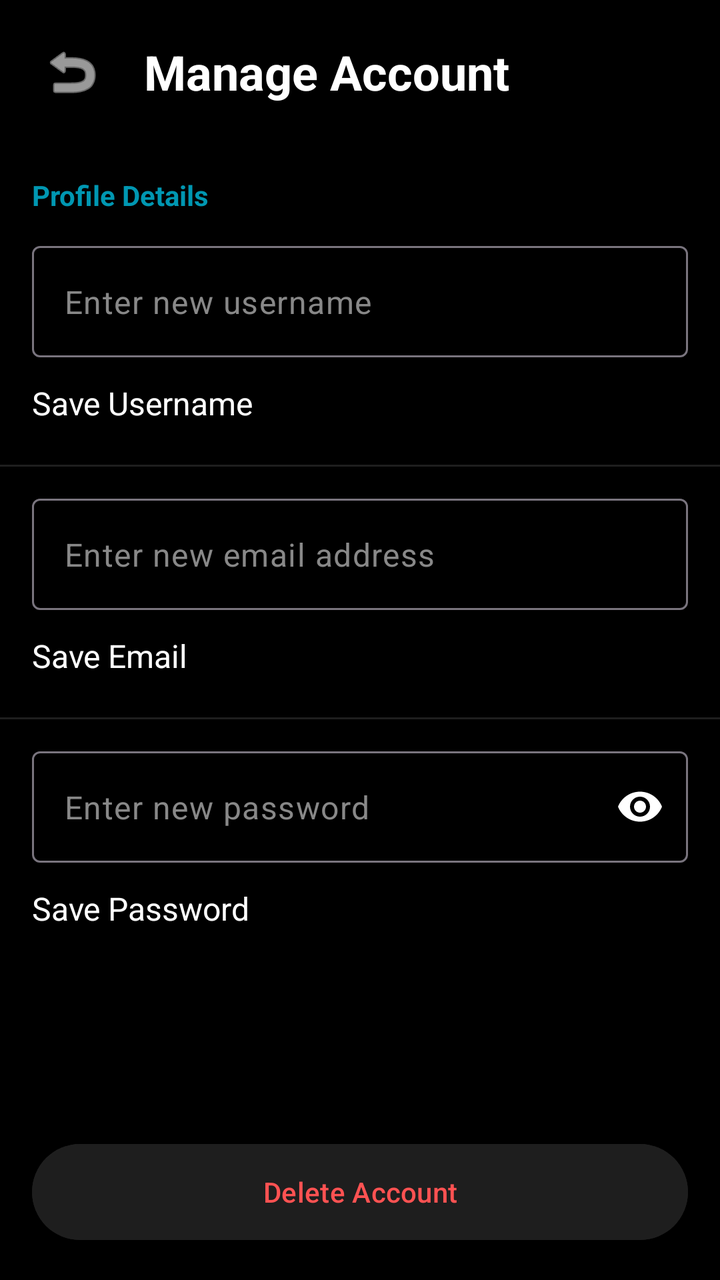
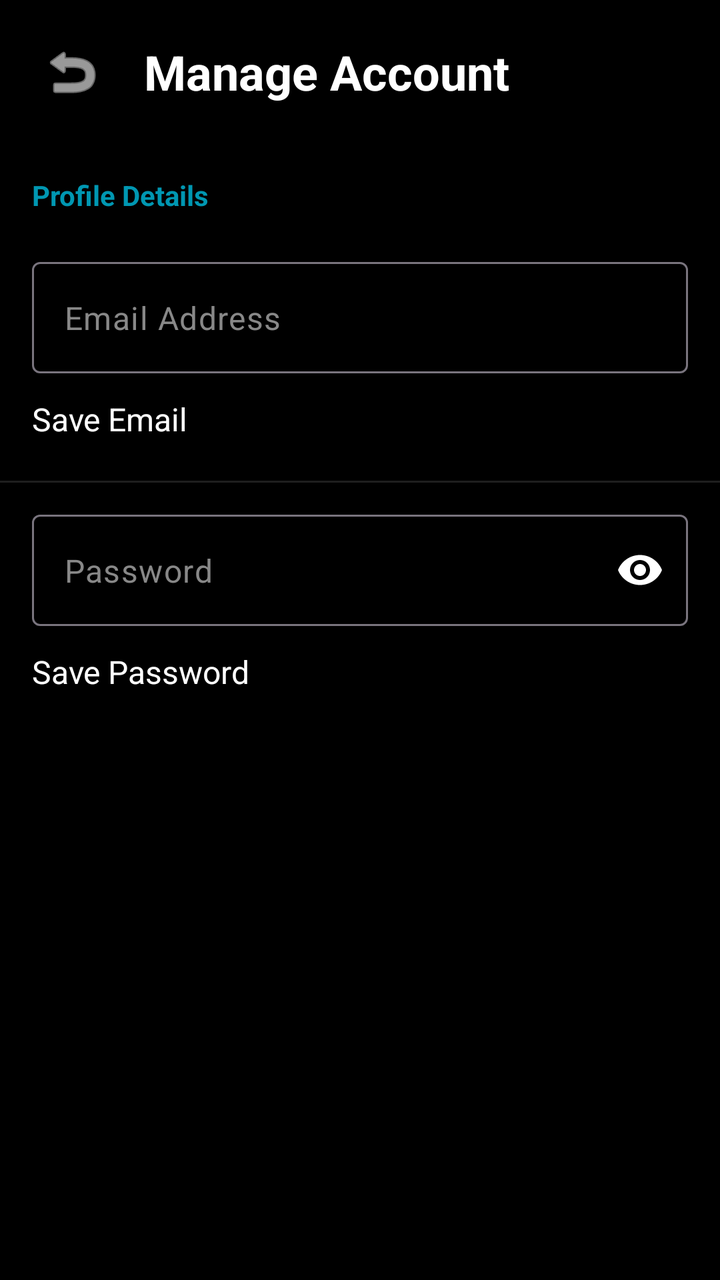

Screens rendered from an Android XML layout before and after an edit, with the pre-edit source and the edit as a unified diff.
<!-- AndroidManifest.xml: application theme Theme.Tuniq -->
<!-- res/layout/activity_account.xml -->
<?xml version="1.0" encoding="utf-8"?>
<LinearLayout
    xmlns:android="http://schemas.android.com/apk/res/android"
    xmlns:app="http://schemas.android.com/apk/res-auto"
    android:id="@+id/account"
    android:layout_width="match_parent"
    android:layout_height="match_parent"
    android:background="#000000"
    android:orientation="vertical">

    <LinearLayout
        android:layout_width="match_parent"
        android:layout_height="wrap_content"
        android:gravity="center_vertical"
        android:orientation="horizontal"
        android:padding="16dp">

        <ImageButton
            android:id="@+id/btnBack"
            android:layout_width="40dp"
            android:layout_height="40dp"
            android:background="?attr/selectableItemBackgroundBorderless"
            android:src="@android:drawable/ic_menu_revert"
            app:tint="#FFFFFF" />

        <TextView
            android:layout_width="wrap_content"
            android:layout_height="wrap_content"
            android:layout_marginStart="16dp"
            android:text="Manage Account"
            android:textColor="#FFFFFF"
            android:textSize="24sp"
            android:textStyle="bold" />
    </LinearLayout>

    <TextView
        android:layout_width="match_parent"
        android:layout_height="wrap_content"
        android:paddingHorizontal="16dp"
        android:paddingTop="16dp"
        android:paddingBottom="8dp"
        android:text="Profile Details"
        android:textColor="#0097B2"
        android:textSize="14sp"
        android:textStyle="bold" />

    <com.google.android.material.textfield.TextInputLayout
        android:layout_width="match_parent"
        android:layout_height="wrap_content"
        android:layout_marginHorizontal="16dp"
        android:layout_marginTop="8dp"
        app:hintEnabled="false">

        <com.google.android.material.textfield.TextInputEditText
            android:id="@+id/editUsername"
            android:layout_width="match_parent"
            android:layout_height="wrap_content"
            android:backgroundTint="#0097B2"
            android:hint="Enter new username"
            android:inputType="textPersonName"
            android:textColor="#FFFFFF"
            android:textColorHint="#888888"
            android:textSize="16sp" />

    </com.google.android.material.textfield.TextInputLayout>

    <TextView
        android:id="@+id/btnChangeUsername"
        android:layout_width="match_parent"
        android:layout_height="wrap_content"
        android:background="?attr/selectableItemBackground"
        android:paddingHorizontal="16dp"
        android:paddingVertical="12dp"
        android:text="Save Username"
        android:textColor="#FFFFFF"
        android:textSize="16sp" />

    <View
        android:layout_width="match_parent"
        android:layout_height="1dp"
        android:layout_marginTop="8dp"
        android:background="#1E1E1E" />

    <com.google.android.material.textfield.TextInputLayout
        android:layout_width="match_parent"
        android:layout_height="wrap_content"
        android:layout_marginHorizontal="16dp"
        android:layout_marginTop="16dp"
        app:hintEnabled="false">

        <com.google.android.material.textfield.TextInputEditText
            android:id="@+id/editEmail"
            android:layout_width="match_parent"
            android:layout_height="wrap_content"
            android:backgroundTint="#0097B2"
            android:hint="Enter new email address"
            android:inputType="textEmailAddress"
            android:textColor="#FFFFFF"
            android:textColorHint="#888888"
            android:textSize="16sp" />

    </com.google.android.material.textfield.TextInputLayout>

    <TextView
        android:id="@+id/btnUpdateEmail"
        android:layout_width="match_parent"
        android:layout_height="wrap_content"
        android:background="?attr/selectableItemBackground"
        android:paddingHorizontal="16dp"
        android:paddingVertical="12dp"
        android:text="Save Email"
        android:textColor="#FFFFFF"
        android:textSize="16sp" />

    <View
        android:layout_width="match_parent"
        android:layout_height="1dp"
        android:layout_marginTop="8dp"
        android:background="#1E1E1E" />

    <com.google.android.material.textfield.TextInputLayout
        android:layout_width="match_parent"
        android:layout_height="wrap_content"
        android:layout_marginHorizontal="16dp"
        android:layout_marginTop="16dp"
        app:endIconMode="password_toggle"
        app:endIconTint="#FFFFFF"
        app:hintEnabled="false">

        <com.google.android.material.textfield.TextInputEditText
            android:id="@+id/editPassword"
            android:layout_width="match_parent"
            android:layout_height="wrap_content"
            android:backgroundTint="#0097B2"
            android:hint="Enter new password"
            android:inputType="textPassword"
            android:textColor="#FFFFFF"
            android:textColorHint="#888888"
            android:textSize="16sp" />

    </com.google.android.material.textfield.TextInputLayout>

    <TextView
        android:id="@+id/btnChangePassword"
        android:layout_width="match_parent"
        android:layout_height="wrap_content"
        android:background="?attr/selectableItemBackground"
        android:paddingHorizontal="16dp"
        android:paddingVertical="12dp"
        android:text="Save Password"
        android:textColor="#FFFFFF"
        android:textSize="16sp" />

    <Space
        android:layout_width="match_parent"
        android:layout_height="0dp"
        android:layout_weight="1" />

    <Button
        android:id="@+id/btnDeleteAccount"
        android:layout_width="match_parent"
        android:layout_height="56dp"
        android:layout_margin="16dp"
        android:backgroundTint="#1E1E1E"
        android:text="Delete Account"
        android:textColor="#FF5252" />

</LinearLayout>
<!-- resources referenced by this layout -->
<resources>
  <style name="Theme.Tuniq" parent="Base.Theme.Tuniq" />
  <style name="Base.Theme.Tuniq" parent="Theme.Material3.DayNight.NoActionBar">
          
          
      </style>
</resources>

<!-- the commit's change to res/layout/activity_account.xml (unified diff, before → after) -->
@@ -48,43 +48,6 @@
         android:layout_width="match_parent"
         android:layout_height="wrap_content"
         android:layout_marginHorizontal="16dp"
-        android:layout_marginTop="8dp"
-        app:hintEnabled="false">
-
-        <com.google.android.material.textfield.TextInputEditText
-            android:id="@+id/editUsername"
-            android:layout_width="match_parent"
-            android:layout_height="wrap_content"
-            android:backgroundTint="#0097B2"
-            android:hint="Enter new username"
-            android:inputType="textPersonName"
-            android:textColor="#FFFFFF"
-            android:textColorHint="#888888"
-            android:textSize="16sp" />
-
-    </com.google.android.material.textfield.TextInputLayout>
-
-    <TextView
-        android:id="@+id/btnChangeUsername"
-        android:layout_width="match_parent"
-        android:layout_height="wrap_content"
-        android:background="?attr/selectableItemBackground"
-        android:paddingHorizontal="16dp"
-        android:paddingVertical="12dp"
-        android:text="Save Username"
-        android:textColor="#FFFFFF"
-        android:textSize="16sp" />
-
-    <View
-        android:layout_width="match_parent"
-        android:layout_height="1dp"
-        android:layout_marginTop="8dp"
-        android:background="#1E1E1E" />
-
-    <com.google.android.material.textfield.TextInputLayout
-        android:layout_width="match_parent"
-        android:layout_height="wrap_content"
-        android:layout_marginHorizontal="16dp"
         android:layout_marginTop="16dp"
         app:hintEnabled="false">
 
@@ -93,7 +56,7 @@
             android:layout_width="match_parent"
             android:layout_height="wrap_content"
             android:backgroundTint="#0097B2"
-            android:hint="Enter new email address"
+            android:hint="Email Address"
             android:inputType="textEmailAddress"
             android:textColor="#FFFFFF"
             android:textColorHint="#888888"
@@ -132,7 +95,7 @@
             android:layout_width="match_parent"
             android:layout_height="wrap_content"
             android:backgroundTint="#0097B2"
-            android:hint="Enter new password"
+            android:hint="Password"
             android:inputType="textPassword"
             android:textColor="#FFFFFF"
             android:textColorHint="#888888"
@@ -151,18 +114,5 @@
         android:textColor="#FFFFFF"
         android:textSize="16sp" />
 
-    <Space
-        android:layout_width="match_parent"
-        android:layout_height="0dp"
-        android:layout_weight="1" />
-
-    <Button
-        android:id="@+id/btnDeleteAccount"
-        android:layout_width="match_parent"
-        android:layout_height="56dp"
-        android:layout_margin="16dp"
-        android:backgroundTint="#1E1E1E"
-        android:text="Delete Account"
-        android:textColor="#FF5252" />
 
 </LinearLayout>
